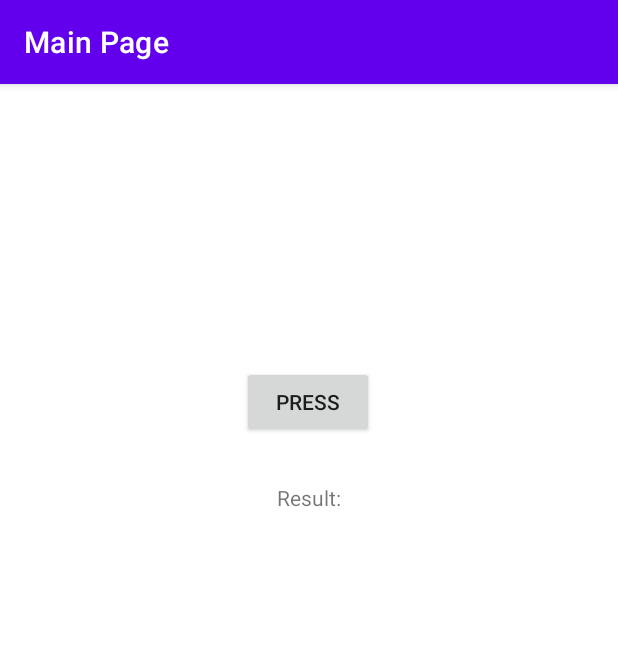
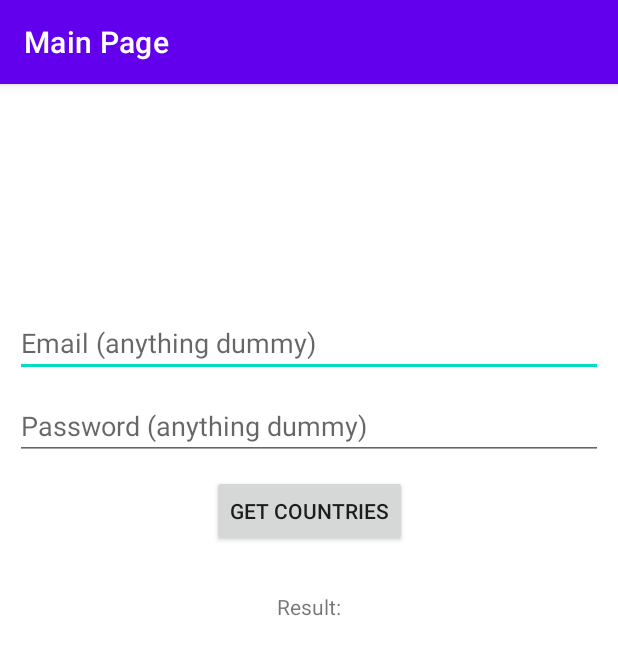
Before and after one commit to bimalgharagithubprofile/CleanArchitectureAndroid, an Android app: the screen it shows after launch (MainActivity), on a phone screen of 412 x 824 dp. Shown: the top 655 px of the screen. Run offline under Robolectric (Android 15) with nearby library versions, the phone set to English and light mode, and no system bars; our stand-ins replace Dagger/Hilt's generated code; network calls fail; pictures from the network do not load.

Commit message:
added dummy login Form

```diff
--- a/app/src/main/java/com/bimalghara/cleanarchitecture/data/error/ErrorDetails.kt
+++ b/app/src/main/java/com/bimalghara/cleanarchitecture/data/error/ErrorDetails.kt
@@ -18,3 +18,4 @@ const val ERROR_NETWORK_ERROR_405 = -7005
 
 const val ERROR_PASS_WORD_ERROR = -7111
 const val ERROR_USER_NAME_ERROR = -7112
+const val ERROR_CHECK_YOUR_FIELDS = -7113
--- a/app/src/main/java/com/bimalghara/cleanarchitecture/data/error/mapper/ErrorMapperImpl.kt
+++ b/app/src/main/java/com/bimalghara/cleanarchitecture/data/error/mapper/ErrorMapperImpl.kt
@@ -22,6 +22,7 @@ class ErrorMapperImpl @Inject constructor(@ApplicationContext val context: Conte
 
             Pair(ERROR_USER_NAME_ERROR, getErrorString(R.string.invalid_username)),
             Pair(ERROR_PASS_WORD_ERROR, getErrorString(R.string.invalid_password)),
+            Pair(ERROR_CHECK_YOUR_FIELDS, getErrorString(R.string.empty_fields)),
 
         ).withDefault { "Oops! Something went wrong" }
 
--- a/app/src/main/res/layout/activity_main.xml
+++ b/app/src/main/res/layout/activity_main.xml
@@ -4,18 +4,40 @@
     xmlns:tools="http://schemas.android.com/tools"
     android:layout_width="match_parent"
     android:layout_height="match_parent"
+    android:padding="10dp"
     tools:context=".presentation.main.MainActivity">
+
+    <androidx.appcompat.widget.AppCompatEditText
+        android:id="@+id/etUsername"
+        android:layout_width="match_parent"
+        android:layout_height="wrap_content"
+        android:layout_marginTop="140dp"
+        android:hint="Email (anything dummy)"
+        app:layout_constraintEnd_toEndOf="parent"
+        app:layout_constraintHorizontal_bias="0.498"
+        app:layout_constraintStart_toStartOf="parent"
+        app:layout_constraintTop_toTopOf="parent" />
+
+    <androidx.appcompat.widget.AppCompatEditText
+        android:id="@+id/etPassword"
+        android:layout_width="match_parent"
+        android:layout_height="wrap_content"
+        android:layout_marginTop="10dp"
+        android:hint="Password (anything dummy)"
+        app:layout_constraintEnd_toEndOf="parent"
+        app:layout_constraintHorizontal_bias="0.498"
+        app:layout_constraintStart_toStartOf="parent"
+        app:layout_constraintTop_toBottomOf="@+id/etUsername" />
 
     <androidx.appcompat.widget.AppCompatButton
         android:id="@+id/btnPress"
         android:layout_width="wrap_content"
         android:layout_height="wrap_content"
-        android:layout_marginTop="188dp"
-        android:text="Press"
+        android:layout_marginTop="10dp"
+        android:text="Get Countries"
         app:layout_constraintEnd_toEndOf="parent"
-        app:layout_constraintHorizontal_bias="0.498"
         app:layout_constraintStart_toStartOf="parent"
-        app:layout_constraintTop_toTopOf="parent" />
+        app:layout_constraintTop_toBottomOf="@+id/etPassword" />
 
     <androidx.appcompat.widget.AppCompatTextView
         android:layout_width="wrap_content"
--- a/app/src/main/res/values/strings.xml
+++ b/app/src/main/res/values/strings.xml
@@ -6,4 +6,5 @@
     <string name="network_error">Network error, could get data,please try again!</string>
     <string name="invalid_username">Not a valid username</string>
     <string name="invalid_password">Password must be >4 characters</string>
+    <string name="empty_fields">Fields can\'t be empty!</string>
 </resources>
```
Also changed, not shown: app/src/main/java/com/bimalghara/cleanarchitecture/presentation/main/MainActivity.kt (+6 -1 lines), app/src/main/java/com/bimalghara/cleanarchitecture/presentation/main/MainViewModel.kt (+20 -0 lines), app/src/main/java/com/bimalghara/cleanarchitecture/utils/RegexUtils.kt (added, +23 -0 lines).
